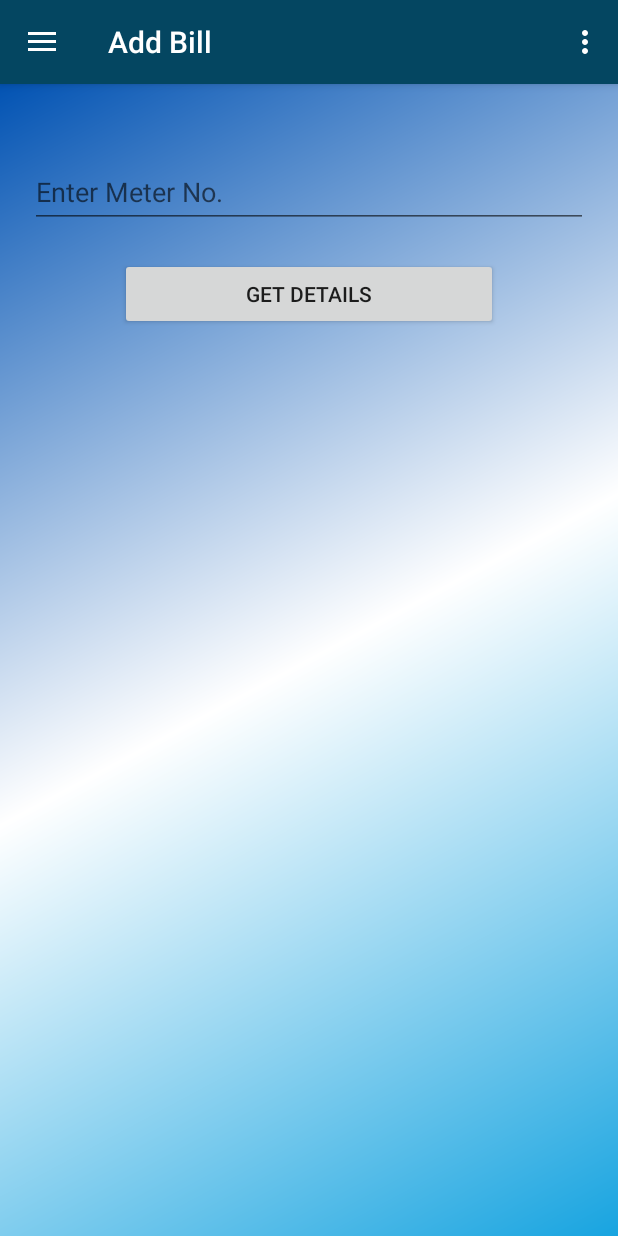
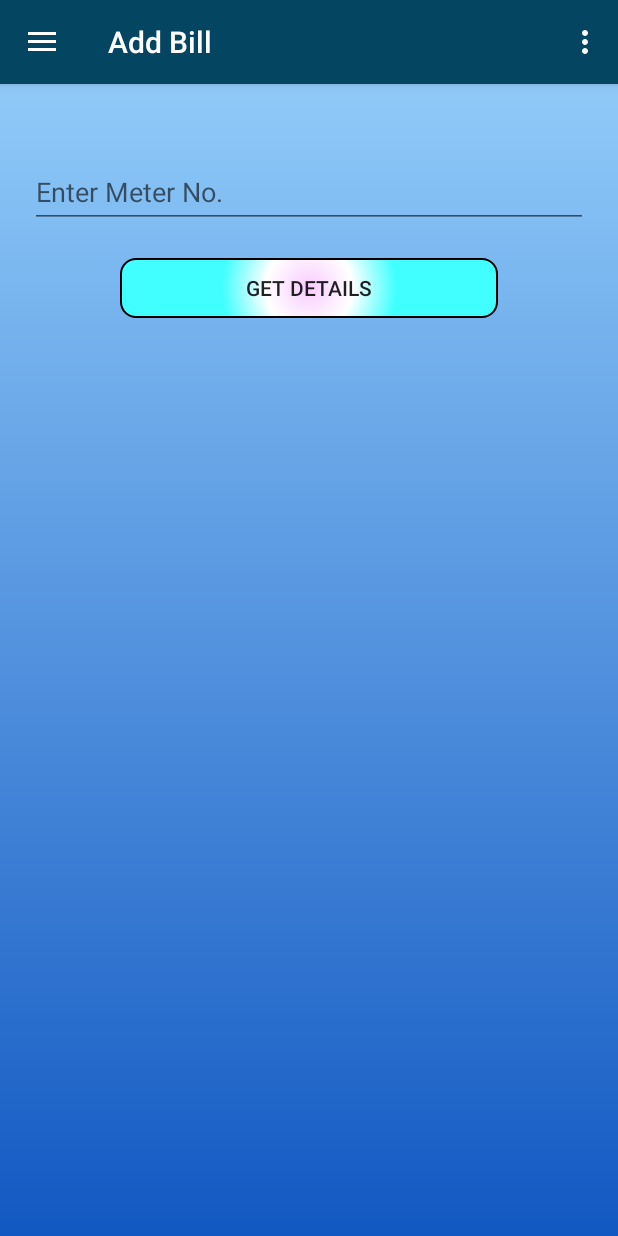
Before and after one commit to akshaykalola28/Online-Electricity-Billing-System, an Android app: the fragment GetDetailsActivity placed in its activity, on a phone screen of 412 x 824 dp. Run offline under Robolectric (Android 15) with nearby library versions, the phone set to English and light mode, and no system bars; our stand-ins replace Firebase (no records; nobody signed in at launch, a user with empty details on screens opened directly); 2 statements that could not run were skipped.

Commit message:
some design

```diff
--- a/app/src/main/res/drawable/background_gradient.xml
+++ b/app/src/main/res/drawable/background_gradient.xml
@@ -2,9 +2,8 @@
 <shape xmlns:android="http://schemas.android.com/apk/res/android"
     android:shape="rectangle">
     <gradient
-        android:angle="135"
-        android:centerColor="#FFFFFF"
-        android:endColor="#0253B3"
-        android:startColor="#18a4E0"
-        android:type="linear" />
+        android:type="linear"
+        android:angle="270"
+        android:endColor="#1258C2"
+        android:startColor="#90CAF9" />
 </shape>
--- a/app/src/main/res/drawable/button_background.xml
+++ b/app/src/main/res/drawable/button_background.xml
@@ -2,6 +2,7 @@
 <shape xmlns:android="http://schemas.android.com/apk/res/android"
     android:thickness="60dp">
     <corners android:radius="10dp" />
+
     <stroke
         android:width="1dp"
         android:color="#000" />
@@ -10,6 +11,7 @@
         android:angle="135"
         android:centerColor="#FFFFFF"
         android:endColor="#42FFFF"
+        android:gradientRadius="150%p"
         android:startColor="#F9CCFF"
-        android:type="linear" />
+        android:type="radial" />
 </shape>
--- a/app/src/main/res/layout/activity_get_details.xml
+++ b/app/src/main/res/layout/activity_get_details.xml
@@ -49,6 +49,8 @@
                     android:layout_marginTop="20dp"
                     android:layout_marginRight="60dp"
                     android:layout_weight="3"
+                    android:background="@drawable/button_background"
+                    android:minHeight="40dp"
                     android:text="Get Details"
                     tools:layout_editor_absoluteX="117dp"
                     tools:layout_editor_absoluteY="107dp" />
@@ -222,6 +224,8 @@
                         android:layout_height="wrap_content"
                         android:layout_margin="20dp"
                         android:layout_weight="1"
+                        android:background="@drawable/button_background"
+                        android:minHeight="40dp"
                         android:text="Submit" />
 
                     <Button
@@ -230,6 +234,8 @@
                         android:layout_height="wrap_content"
                         android:layout_margin="20dp"
                         android:layout_weight="1"
+                        android:background="@drawable/button_background"
+                        android:minHeight="40dp"
                         android:text="Reset" />
                 </LinearLayout>
 
--- a/app/src/main/res/layout/activity_main.xml
+++ b/app/src/main/res/layout/activity_main.xml
@@ -5,9 +5,9 @@
     android:id="@+id/main_fragment"
     android:layout_width="match_parent"
     android:layout_height="match_parent"
+    android:background="@drawable/background_gradient"
     tools:context=".MainActivity"
-    tools:layout_editor_absoluteY="81dp"
-    android:background="@drawable/background_gradient">
+    tools:layout_editor_absoluteY="81dp">
 
     <android.support.constraint.ConstraintLayout
         android:layout_width="match_parent"
@@ -43,7 +43,7 @@
             app:layout_constraintEnd_toEndOf="parent"
             app:layout_constraintHorizontal_bias="1.0"
             app:layout_constraintStart_toStartOf="parent"
-            app:layout_constraintTop_toTopOf="parent"/>
+            app:layout_constraintTop_toTopOf="parent" />
 
         <EditText
             android:id="@+id/login_password"
@@ -70,6 +70,8 @@
             android:layout_marginTop="8dp"
             android:layout_marginEnd="8dp"
             android:layout_marginBottom="8dp"
+            android:background="@drawable/button_background"
+            android:minHeight="40dp"
             android:text="Log In"
             app:layout_constraintBottom_toBottomOf="parent"
             app:layout_constraintEnd_toEndOf="parent"
```
